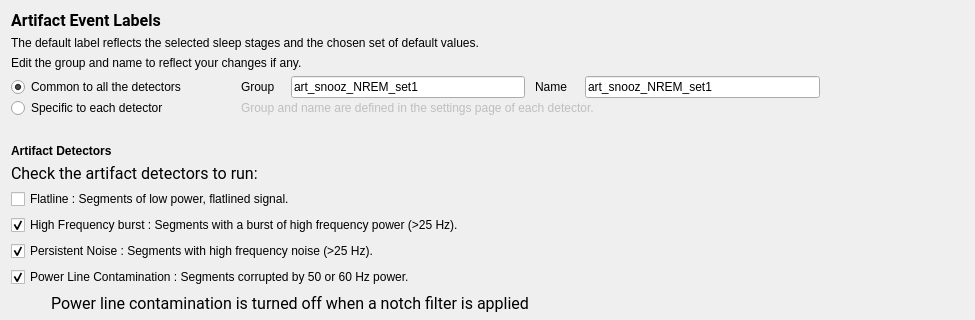
First picture: the form in tools/CEAMSTools/DetectArtifacts/DetectorsStep/Ui_DetectorsStep.ui, repository SnoozToolbox/snooz-package-ceams, before the edit; both pictures show x 0 to 975 and y 0 to 320 of the 1065 by 794 pixel window.
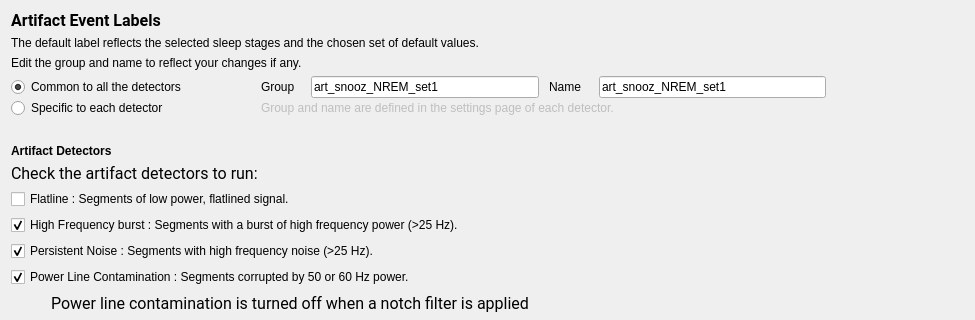
Second picture: the form after the edit.

Commit message: Font step 3: templates without the Roboto rule, 10 cut texts fixed

What changed in the file:
```diff
--- a/tools/CEAMSTools/DetectArtifacts/DetectorsStep/Ui_DetectorsStep.ui
+++ b/tools/CEAMSTools/DetectArtifacts/DetectorsStep/Ui_DetectorsStep.ui
@@ -57,13 +57,13 @@
         <widget class="QRadioButton" name="common_radioButton">
          <property name="minimumSize">
           <size>
-           <width>230</width>
+           <width>250</width>
            <height>0</height>
           </size>
          </property>
          <property name="maximumSize">
           <size>
-           <width>230</width>
+           <width>250</width>
            <height>16777215</height>
           </size>
          </property>
@@ -185,13 +185,13 @@
         <widget class="QRadioButton" name="specific_radioButton">
          <property name="minimumSize">
           <size>
-           <width>230</width>
+           <width>250</width>
            <height>0</height>
           </size>
          </property>
          <property name="maximumSize">
           <size>
-           <width>230</width>
+           <width>250</width>
            <height>16777215</height>
           </size>
          </property>
```
The commit also changes 26 other files.
